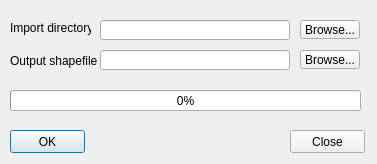
First picture: the form in impphotos.ui, repository KIOS-Research/ImportPhotos, before the edit.
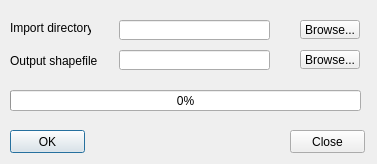
Second picture: the form after the edit.

The edit to the form file:
```diff
--- a/impphotos.ui
+++ b/impphotos.ui
@@ -13,6 +13,18 @@
     <height>164</height>
    </rect>
   </property>
+  <property name="minimumSize">
+   <size>
+    <width>377</width>
+    <height>164</height>
+   </size>
+  </property>
+  <property name="maximumSize">
+   <size>
+    <width>377</width>
+    <height>164</height>
+   </size>
+  </property>
   <property name="windowTitle">
    <string>ImportPhotos</string>
   </property>
@@ -51,9 +63,9 @@
   <widget class="QLineEdit" name="imp">
    <property name="geometry">
     <rect>
-     <x>100</x>
+     <x>119</x>
      <y>20</y>
-     <width>190</width>
+     <width>151</width>
      <height>20</height>
     </rect>
    </property>
@@ -74,9 +86,9 @@
   <widget class="QLineEdit" name="out">
    <property name="geometry">
     <rect>
-     <x>100</x>
+     <x>119</x>
      <y>50</y>
-     <width>190</width>
+     <width>151</width>
      <height>20</height>
     </rect>
    </property>
```
